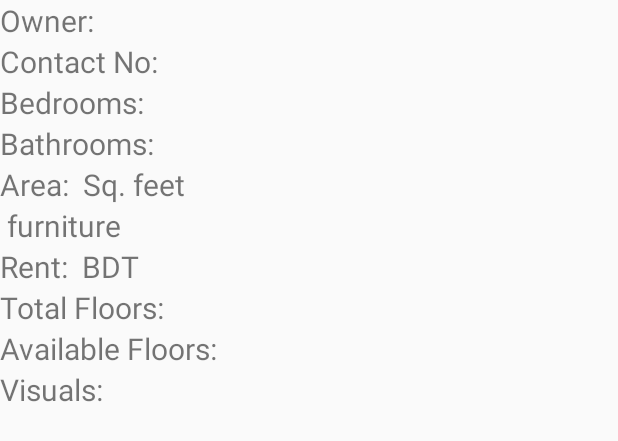
After one commit to jamil314/Valo_Basha, an Android app: the layout activity_in_depth_apartment_details.xml on its own in the app's theme, with its tools: preview values and no code run, on a phone screen of 412 x 824 dp. The commit adds this screen. Shown: the top 441 px of the screen. Run offline under Robolectric (Android 15) with nearby library versions, the phone set to English and light mode, and no system bars.

```diff
--- a/app/src/main/AndroidManifest.xml
+++ b/app/src/main/AndroidManifest.xml
@@ -1,7 +1,6 @@
 <?xml version="1.0" encoding="utf-8"?>
 <manifest xmlns:android="http://schemas.android.com/apk/res/android"
     package="com.example.valo_basha">
-
     <!--
          The ACCESS_COARSE/FINE_LOCATION permissions are not required to use
          Google Maps Android API v2, but you must specify either coarse or fine
@@ -19,7 +18,7 @@
         android:roundIcon="@mipmap/ic_launcher_round"
         android:supportsRtl="true"
         android:theme="@style/AppTheme">
-
+        <activity android:name=".InDepthApartmentDetails"></activity>
         <!--
              The API key for Google Maps-based APIs is defined as a string resource.
              (See the file "res/values/google_maps_api.xml").
--- /dev/null
+++ b/app/src/main/res/layout/activity_in_depth_apartment_details.xml
@@ -0,0 +1,172 @@
+<?xml version="1.0" encoding="utf-8"?>
+<androidx.constraintlayout.widget.ConstraintLayout
+    xmlns:android="http://schemas.android.com/apk/res/android"
+    xmlns:app="http://schemas.android.com/apk/res-auto"
+    xmlns:tools="http://schemas.android.com/tools"
+    android:layout_width="match_parent"
+    android:layout_height="match_parent"
+    tools:context=".InDepthApartmentDetails">
+
+    <LinearLayout
+        android:layout_width="wrap_content"
+        android:layout_height="wrap_content"
+        android:orientation="vertical">
+        <LinearLayout
+            android:layout_width="wrap_content"
+            android:layout_height="wrap_content">
+            <TextView
+                android:layout_width="wrap_content"
+                android:layout_height="wrap_content"
+                android:text="Owner: "
+                android:textSize="20sp"/>
+            <TextView
+                android:layout_width="wrap_content"
+                android:layout_height="wrap_content"
+                android:id="@+id/owner"
+                android:textSize="20sp"/>
+        </LinearLayout>
+
+        <LinearLayout
+            android:layout_width="wrap_content"
+            android:layout_height="wrap_content">
+            <TextView
+                android:layout_width="wrap_content"
+                android:layout_height="wrap_content"
+                android:text="Contact No: "
+                android:textSize="20sp"/>
+            <TextView
+                android:layout_width="wrap_content"
+                android:layout_height="wrap_content"
+                android:id="@+id/mobile_no"
+                android:textSize="20sp"/>
+        </LinearLayout>
+
+
+        <LinearLayout
+            android:layout_width="wrap_content"
+            android:layout_height="wrap_content">
+            <TextView
+                android:layout_width="wrap_content"
+                android:layout_height="wrap_content"
+                android:text="Bedrooms: "
+                android:textSize="20sp"/>
+            <TextView
+                android:layout_width="wrap_content"
+                android:layout_height="wrap_content"
+                android:id="@+id/bedroom"
+                android:textSize="20sp"/>
+        </LinearLayout>
+
+        <LinearLayout
+            android:layout_width="wrap_content"
+            android:layout_height="wrap_content">
+            <TextView
+                android:layout_width="wrap_content"
+                android:layout_height="wrap_content"
+                android:text="Bathrooms: "
+                android:textSize="20sp"/>
+            <TextView
+                android:layout_width="wrap_content"
+                android:layout_height="wrap_content"
+                android:id="@+id/bathroom"
+                android:textSize="20sp"/>
+        </LinearLayout>
+
+        <LinearLayout
+            android:layout_width="wrap_content"
+            android:layout_height="wrap_content">
+            <TextView
+                android:layout_width="wrap_content"
+                android:layout_height="wrap_content"
+                android:text="Area: "
+                android:textSize="20sp"/>
+            <TextView
+                android:layout_width="wrap_content"
+                android:layout_height="wrap_content"
+                android:id="@+id/area"
+                android:textSize="20sp"/>
+            <TextView
+                android:layout_width="wrap_content"
+                android:layout_height="wrap_content"
+                android:text=" Sq. feet"
+                android:textSize="20sp"/>
+
+        </LinearLayout>
+
+        <LinearLayout
+            android:layout_width="wrap_content"
+            android:layout_height="wrap_content">
+            <TextView
+                android:layout_width="wrap_content"
+                android:layout_height="wrap_content"
+                android:id="@+id/furniture"
+                android:textSize="20sp"/>
+            <TextView
+                android:layout_width="wrap_content"
+                android:layout_height="wrap_content"
+                android:text=" furniture"
+                android:textSize="20sp"/>
+
+        </LinearLayout>
+
+        <LinearLayout
+            android:layout_width="wrap_content"
+            android:layout_height="wrap_content">
+            <TextView
+                android:layout_width="wrap_content"
+                android:layout_height="wrap_content"
+                android:text="Rent: "
+                android:textSize="20sp"/>
+            <TextView
+                android:layout_width="wrap_content"
+                android:layout_height="wrap_content"
+                android:id="@+id/rent"
+                android:textSize="20sp"/>
+            <TextView
+                android:layout_width="wrap_content"
+                android:layout_height="wrap_content"
+                android:text=" BDT"
+                android:textSize="20sp"/>
+
+        </LinearLayout>
+
+        <LinearLayout
+            android:layout_width="wrap_content"
+            android:layout_height="wrap_content">
+            <TextView
+                android:layout_width="wrap_content"
+                android:layout_height="wrap_content"
+                android:text="Total Floors: "
+                android:textSize="20sp"/>
+            <TextView
+                android:layout_width="wrap_content"
+                android:layout_height="wrap_content"
+                android:id="@+id/total_floors"
+                android:textSize="20sp"/>
+
+        </LinearLayout>
+
+        <LinearLayout
+            android:layout_width="wrap_content"
+            android:layout_height="wrap_content">
+            <TextView
+                android:layout_width="wrap_content"
+                android:layout_height="wrap_content"
+                android:text="Available Floors: "
+                android:textSize="20sp"/>
+            <TextView
+                android:layout_width="wrap_content"
+                android:layout_height="wrap_content"
+                android:id="@+id/available_floors"
+                android:textSize="20sp"/>
+
+        </LinearLayout>
+
+        <TextView
+            android:layout_width="wrap_content"
+            android:layout_height="wrap_content"
+            android:text="Visuals:"
+            android:textSize="20dp"/>
+
+    </LinearLayout>
+</androidx.constraintlayout.widget.ConstraintLayout>
```
Also changed, not shown: app/src/main/java/com/example/valo_basha/Apartment.java (+58 -5 lines), app/src/main/java/com/example/valo_basha/InDepthApartmentDetails.java (added, +51 -0 lines), app/src/main/java/com/example/valo_basha/gmap.java (+29 -18 lines), app/src/main/res/layout/house_details.xml (+27 -36 lines), app/src/main/res/layout/markertext.xml (added, +10 -0 lines).
